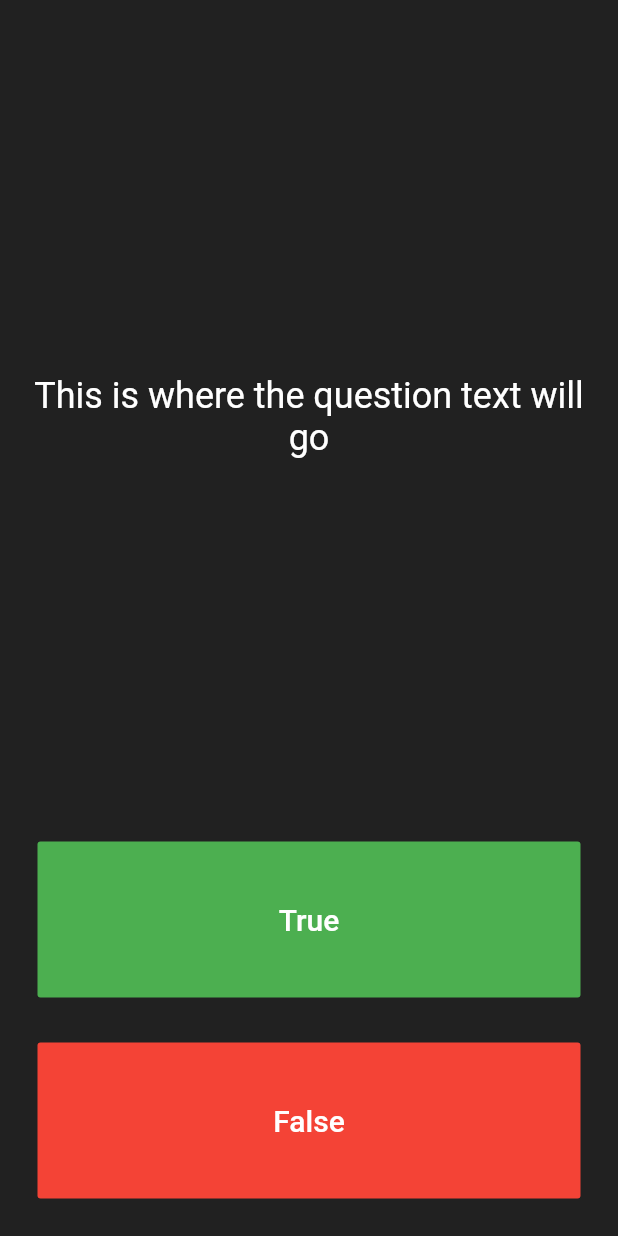
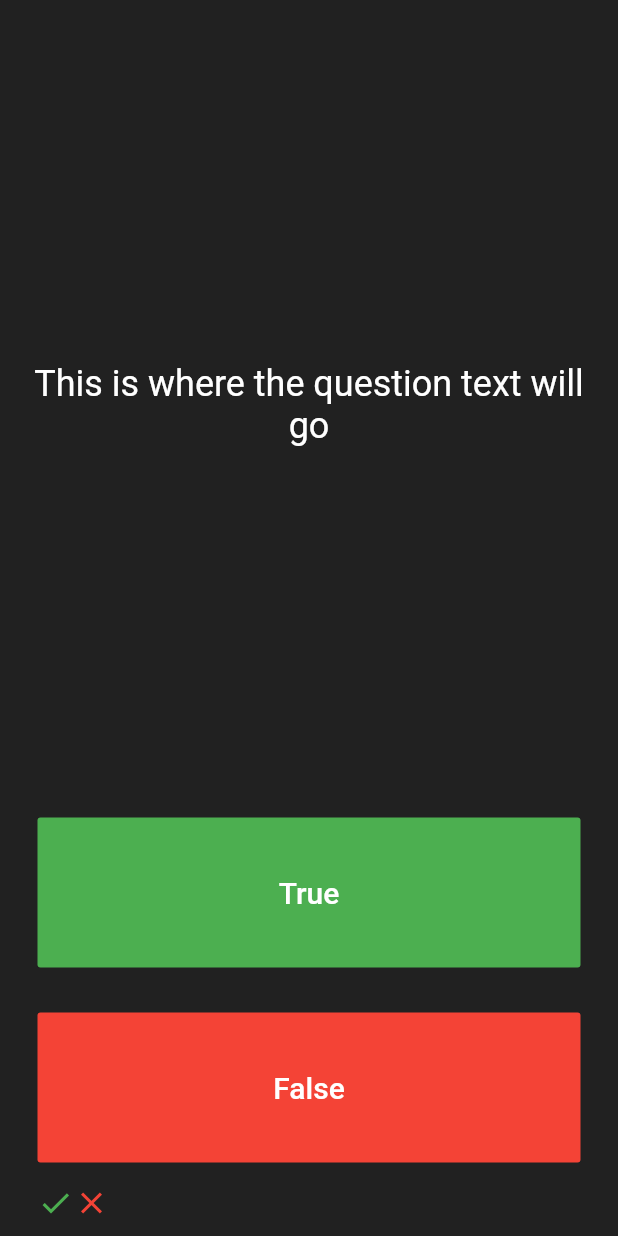
Before and after one commit to hazirah229/quiz_flutter, a Flutter app: the screen it shows after launch, on a phone screen of 412 x 824 dp. Run offline on Flutter 3.47's test engine with Material 2 defaults, Android fonts, the phone set to English and light mode, and no system bars.

Commit message:
updates on manifest file

```diff
--- a/lib/main.dart
+++ b/lib/main.dart
@@ -34,14 +34,14 @@ class QuizPage extends StatefulWidget {
 class _QuizPageState extends State<QuizPage> {
 
   List<Widget> scoreKeeper = [
-    // Icon(
-    //   Icons.check,
-    //   color: Colors.green,
-    // ),
-    // Icon(
-    //   Icons.close,
-    //   color: Colors.red,
-    // ),
+    Icon(
+      Icons.check,
+      color: Colors.green,
+    ),
+    Icon(
+      Icons.close,
+      color: Colors.red,
+    ),
   ];
 
   @override
```
Also changed, not shown: 1 other file.
